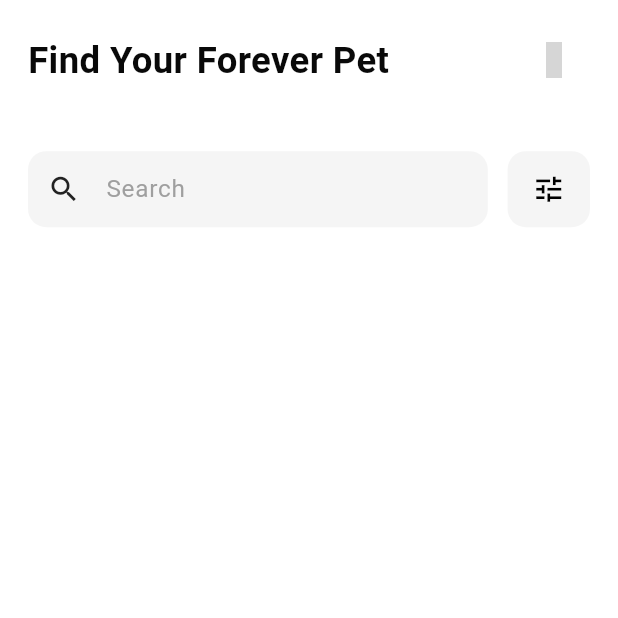
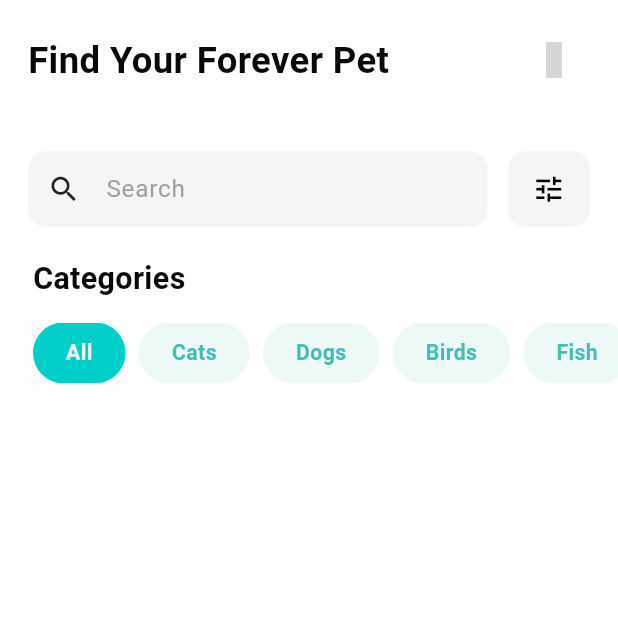
Before and after one commit to mazenanter/pet-finder-app, a Flutter app: the HomeScreen screen opened directly, on a phone screen of 412 x 824 dp, the top half of it. Run offline on Flutter 3.47's test engine with Material 3 defaults, Android fonts, the phone set to English and light mode, and no system bars; our stand-ins replace flutter_screenutil, flutter_svg, hugeicons; grey boxes are pictures that could not be loaded.

Commit message:
- added category chip - added category list - added category section

```diff
--- a/lib/core/themes/colors_manager.dart
+++ b/lib/core/themes/colors_manager.dart
@@ -5,4 +5,5 @@ class ColorsManager {
   static const Color blackColor = Color(0xff090909);
   static const Color greyColor = Color(0xff9F9F9F);
   static const Color darkGrey = Color(0xff222222);
+  static const Color green500 = Color(0xffEDF9F7);
 }
--- a/lib/core/themes/text_styles_manager.dart
+++ b/lib/core/themes/text_styles_manager.dart
@@ -13,6 +13,16 @@ class TextStylesManager {
     fontWeight: FontWeight.bold,
     color: ColorsManager.blackColor,
   );
+  static TextStyle font14SemiBold = TextStyle(
+    fontSize: 14.sp,
+    fontWeight: FontWeight.w600,
+    color: ColorsManager.green500,
+  );
+  static TextStyle font20Bold = TextStyle(
+    fontSize: 20.sp,
+    fontWeight: FontWeight.bold,
+    color: ColorsManager.blackColor,
+  );
   static TextStyle font16Regular = TextStyle(
     fontSize: 16.sp,
     fontWeight: FontWeight.w400,
--- a/lib/features/home/presentation/ui/home_screen.dart
+++ b/lib/features/home/presentation/ui/home_screen.dart
@@ -1,5 +1,6 @@
 import 'package:flutter/material.dart';
 import 'package:pet_finder_app/core/helpers/spacing.dart';
+import 'package:pet_finder_app/features/home/presentation/ui/widgets/category_section.dart';
 import 'package:pet_finder_app/features/home/presentation/ui/widgets/custom_search_bar.dart';
 import 'package:pet_finder_app/features/home/presentation/ui/widgets/home_header.dart';
 
@@ -16,6 +17,8 @@ class HomeScreen extends StatelessWidget {
             const HomeHeader(),
             verticalSpace(20),
             const CustomSearchBar(),
+            verticalSpace(20),
+            const CategoriesSection(),
           ],
         ),
       ),
--- /dev/null
+++ b/lib/features/home/presentation/ui/widgets/category_chip.dart
@@ -0,0 +1,42 @@
+import 'package:flutter/material.dart';
+import 'package:flutter_screenutil/flutter_screenutil.dart';
+
+import '../../../../../core/themes/colors_manager.dart';
+import '../../../../../core/themes/text_styles_manager.dart';
+
+class CategoryChip extends StatelessWidget {
+  final String label;
+  final bool isSelected;
+  final VoidCallback onTap;
+
+  const CategoryChip({
+    super.key,
+    required this.label,
+    required this.isSelected,
+    required this.onTap,
+  });
+
+  @override
+  Widget build(BuildContext context) {
+    return GestureDetector(
+      onTap: onTap,
+      child: Container(
+        padding: EdgeInsets.symmetric(horizontal: 20.w, vertical: 8.h),
+        decoration: BoxDecoration(
+          color: isSelected ? const Color(0xff00CEC9) : ColorsManager.green500,
+          borderRadius: BorderRadius.circular(20.r),
+        ),
+        child: Center(
+          child: Text(
+            label,
+            style: TextStylesManager.font14SemiBold.copyWith(
+              color: isSelected
+                  ? ColorsManager.green500
+                  : ColorsManager.primaryColor,
+            ),
+          ),
+        ),
+      ),
+    );
+  }
+}
--- /dev/null
+++ b/lib/features/home/presentation/ui/widgets/category_list.dart
@@ -0,0 +1,42 @@
+import 'package:flutter/material.dart';
+import 'package:flutter_screenutil/flutter_screenutil.dart';
+import 'package:pet_finder_app/features/home/presentation/ui/widgets/category_chip.dart';
+
+class CategoriesList extends StatefulWidget {
+  const CategoriesList({super.key});
+
+  @override
+  State<CategoriesList> createState() => _CategoriesListState();
+}
+
+class _CategoriesListState extends State<CategoriesList> {
+  int selectedIndex = 0;
+
+  final categories = ['All', 'Cats', 'Dogs', 'Birds', 'Fish', 'Reptiles'];
+
+  @override
+  Widget build(BuildContext context) {
+    return SizedBox(
+      height: 40.h,
+      child: ListView.builder(
+        scrollDirection: Axis.horizontal,
+        padding: EdgeInsets.symmetric(horizontal: 20.w),
+        itemCount: categories.length,
+        itemBuilder: (context, index) {
+          return Padding(
+            padding: EdgeInsets.only(right: 8.w),
+            child: CategoryChip(
+              label: categories[index],
+              isSelected: selectedIndex == index,
+              onTap: () {
+                setState(() {
+                  selectedIndex = index;
+                });
+              },
+            ),
+          );
+        },
+      ),
+    );
+  }
+}
--- /dev/null
+++ b/lib/features/home/presentation/ui/widgets/category_section.dart
@@ -0,0 +1,25 @@
+import 'package:flutter/material.dart';
+import 'package:flutter_screenutil/flutter_screenutil.dart';
+import 'package:pet_finder_app/features/home/presentation/ui/widgets/category_list.dart';
+
+import '../../../../../core/helpers/spacing.dart';
+import '../../../../../core/themes/text_styles_manager.dart';
+
+class CategoriesSection extends StatelessWidget {
+  const CategoriesSection({super.key});
+
+  @override
+  Widget build(BuildContext context) {
+    return Column(
+      crossAxisAlignment: CrossAxisAlignment.start,
+      children: [
+        Padding(
+          padding: EdgeInsets.symmetric(horizontal: 20.w),
+          child: Text('Categories', style: TextStylesManager.font20Bold),
+        ),
+        verticalSpace(14),
+        const CategoriesList(),
+      ],
+    );
+  }
+}
```
